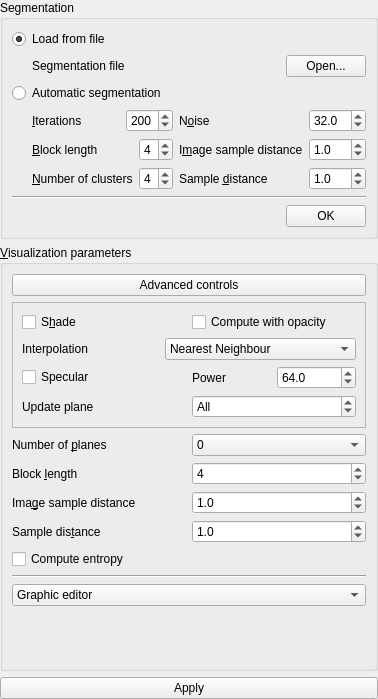
Before: the Qt Designer form starviewer/src/extensions/playground/optimalviewpoint/optimalviewpointinputparametersformbase.ui in starviewer-medical/starviewer, drawn with Qt 5.
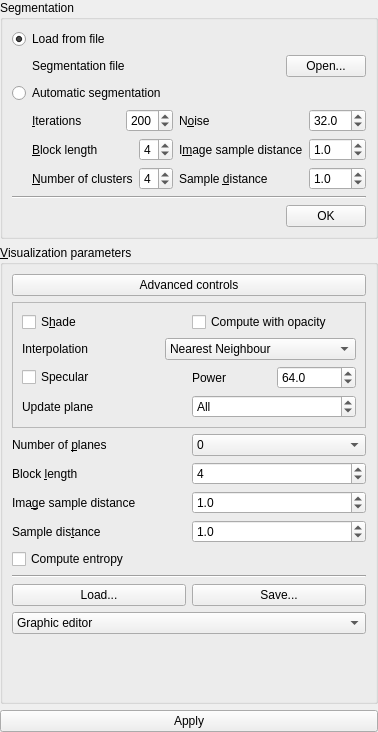
After: the same form once the commit is applied. Custom widgets are drawn as their Qt base class.

Commit message: ENH: Afegida una interfície per carregar i desar funcions de transferència a l'extensió OptimalViewpoint.

Patch:
```diff
--- a/starviewer/src/extensions/playground/optimalviewpoint/optimalviewpointinputparametersformbase.ui
+++ b/starviewer/src/extensions/playground/optimalviewpoint/optimalviewpointinputparametersformbase.ui
@@ -6,7 +6,7 @@
     <x>0</x>
     <y>0</y>
     <width>377</width>
-    <height>699</height>
+    <height>732</height>
    </rect>
   </property>
   <layout class="QVBoxLayout" >
@@ -837,6 +837,36 @@
         </property>
        </widget>
       </item>
+      <item>
+       <layout class="QHBoxLayout" >
+        <property name="margin" >
+         <number>0</number>
+        </property>
+        <property name="spacing" >
+         <number>6</number>
+        </property>
+        <item>
+         <widget class="QPushButton" name="m_loadTransferFunctionPushButton" >
+          <property name="toolTip" >
+           <string>Load transfer function</string>
+          </property>
+          <property name="text" >
+           <string>Load...</string>
+          </property>
+         </widget>
+        </item>
+        <item>
+         <widget class="QPushButton" name="m_saveTransferFunctionPushButton" >
+          <property name="toolTip" >
+           <string>Save transfer function</string>
+          </property>
+          <property name="text" >
+           <string>Save...</string>
+          </property>
+         </widget>
+        </item>
+       </layout>
+      </item>
       <item>
        <widget class="QComboBox" name="m_selectEditorComboBox" >
         <item>
```
The commit also changes 2 other files.
